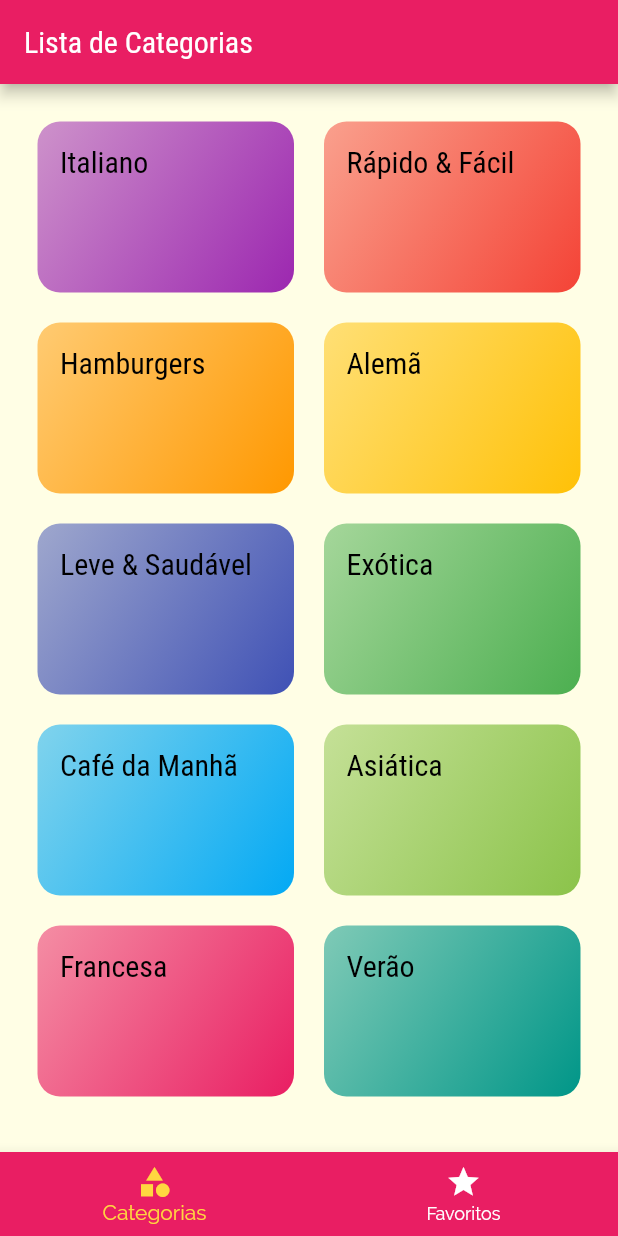
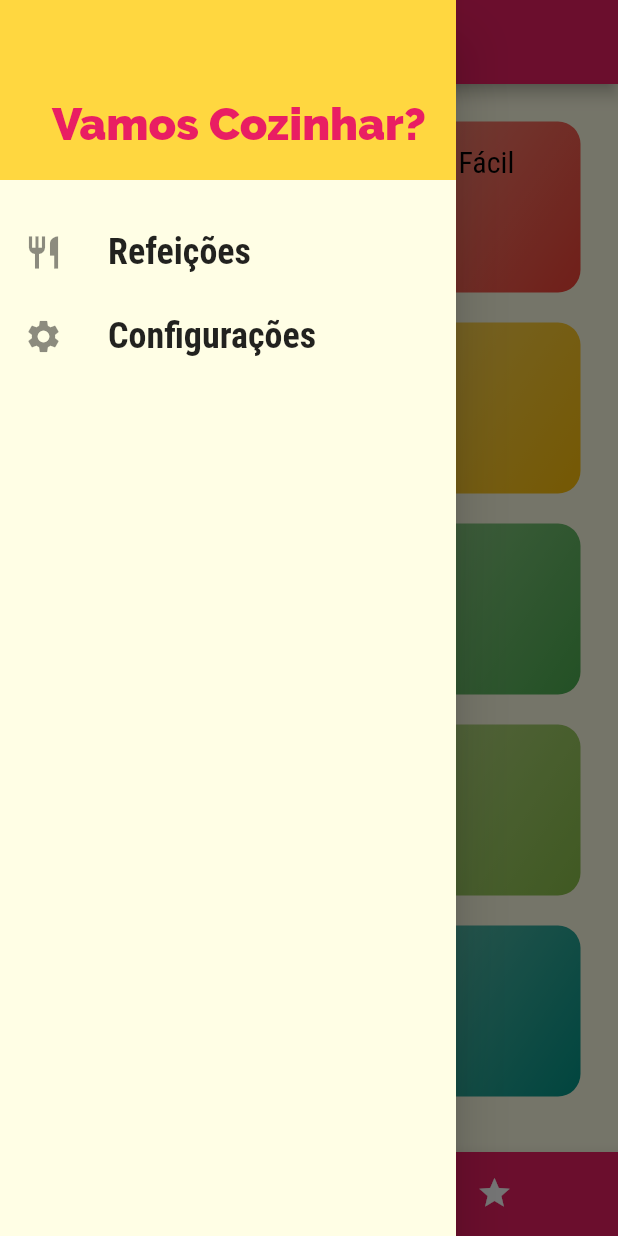
Before and after one commit to WellysonP/meals, a Flutter app: the screen it shows after launch, with the side drawer open (before the commit the screen has no drawer), on a phone screen of 412 x 824 dp. Run offline on Flutter 3.47's test engine with Material 2 defaults, Android fonts, the phone set to English and light mode, and no system bars.

Commit message:
adicionado arquivo para adição de menu drawer e configurado designer da tela com drawer

```diff
--- /dev/null
+++ b/lib/componentes/main_drawer.dart
@@ -0,0 +1,51 @@
+import 'package:flutter/material.dart';
+
+class MainDrawer extends StatelessWidget {
+  const MainDrawer({Key? key}) : super(key: key);
+
+  Widget _creatItem({required IconData icon, required String label}) {
+    return ListTile(
+      leading: Icon(
+        icon,
+        size: 26,
+      ),
+      title: Text(
+        label,
+        style: TextStyle(
+          fontFamily: "RobotoCondensed",
+          fontSize: 24,
+          fontWeight: FontWeight.bold,
+        ),
+      ),
+      onTap: () {},
+    );
+  }
+
+  @override
+  Widget build(BuildContext context) {
+    return Drawer(
+      child: Column(
+        children: [
+          Container(
+            alignment: Alignment.bottomRight,
+            height: 120,
+            width: double.infinity,
+            padding: EdgeInsets.all(20),
+            color: Theme.of(context).colorScheme.secondary,
+            child: Text(
+              "Vamos Cozinhar?",
+              style: TextStyle(
+                  fontFamily: 'Raleway',
+                  fontWeight: FontWeight.w900,
+                  fontSize: 30,
+                  color: Theme.of(context).colorScheme.primary),
+            ),
+          ),
+          SizedBox(height: 20),
+          _creatItem(icon: Icons.restaurant, label: "Refeições"),
+          _creatItem(icon: Icons.settings, label: "Configurações"),
+        ],
+      ),
+    );
+  }
+}
--- a/lib/screens/tabs_screen.dart
+++ b/lib/screens/tabs_screen.dart
@@ -1,6 +1,7 @@
 import 'package:flutter/material.dart';
 import 'categories_screen.dart';
 import 'favorite_screen.dart';
+import '../componentes/main_drawer.dart';
 
 class TabsScreen extends StatefulWidget {
   const TabsScreen({Key? key}) : super(key: key);
@@ -34,15 +35,17 @@ class _TabsScreenState extends State<TabsScreen> {
       appBar: AppBar(
         title: Text(_titles[_selecteScreenIndex]),
       ),
+      drawer: MainDrawer(),
       body: _screens[_selecteScreenIndex],
       bottomNavigationBar: BottomNavigationBar(
         unselectedItemColor: Colors.white,
         selectedItemColor: Theme.of(context).colorScheme.secondary,
         currentIndex: _selecteScreenIndex,
+        type: BottomNavigationBarType.shifting,
         onTap: _selectScreen,
-        backgroundColor: Theme.of(context).colorScheme.primary,
         items: [
           BottomNavigationBarItem(
+            backgroundColor: Theme.of(context).colorScheme.primary,
             icon: Icon(Icons.category),
             label: "Categorias",
           ),
```
